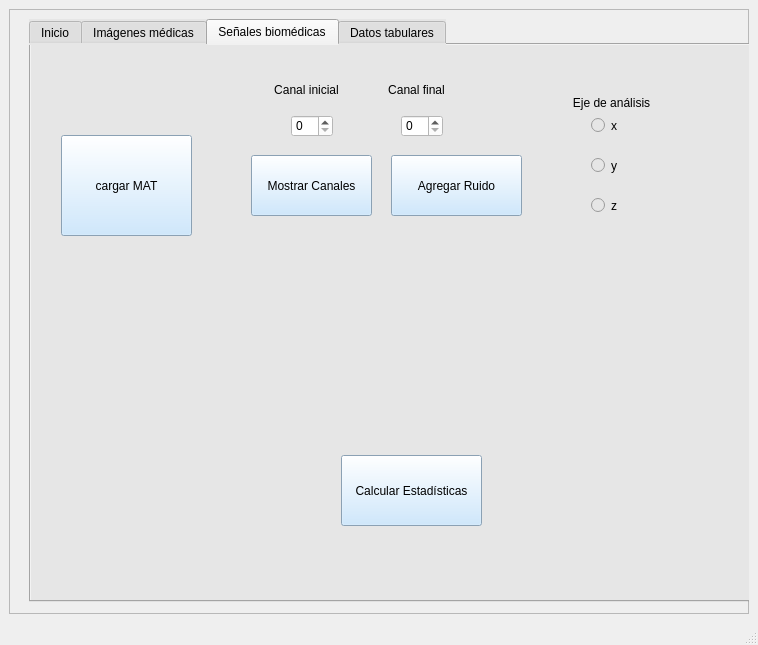
Above: Vista/principal.ui from msofiaalmanza-coder/BioSync before the change. Below: the same form after it.
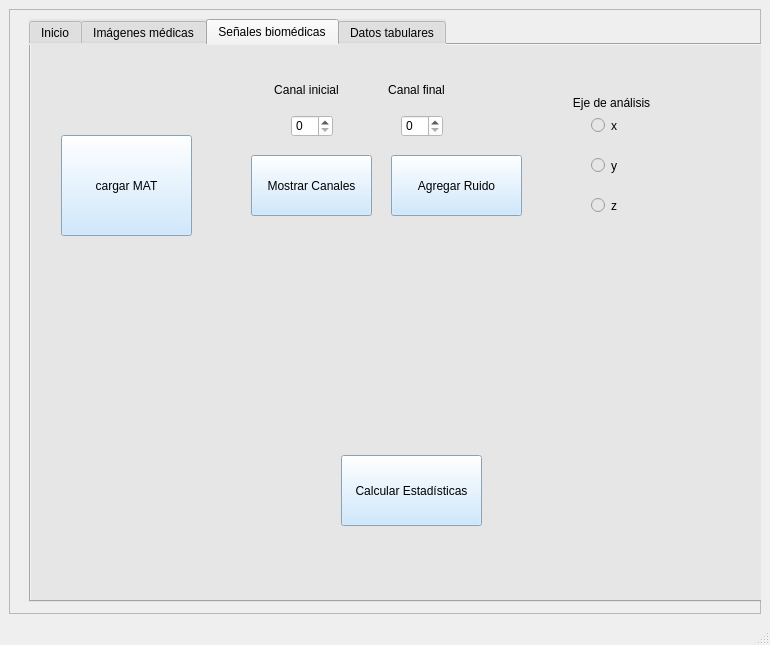
That is the form after the change.

```diff
--- a/Vista/principal.ui
+++ b/Vista/principal.ui
@@ -6,10 +6,16 @@
    <rect>
     <x>0</x>
     <y>0</y>
-    <width>758</width>
+    <width>770</width>
     <height>645</height>
    </rect>
   </property>
+  <property name="minimumSize">
+   <size>
+    <width>770</width>
+    <height>583</height>
+   </size>
+  </property>
   <property name="windowTitle">
    <string>MainWindow</string>
   </property>
```
Left out of the diff: 2 changed lines with no effect on the pictures.
